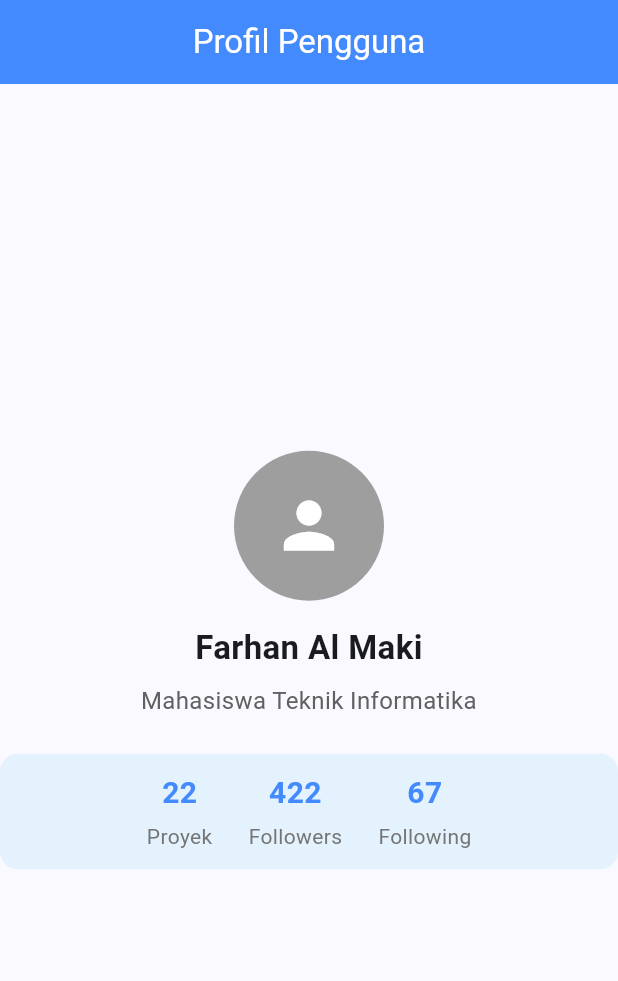
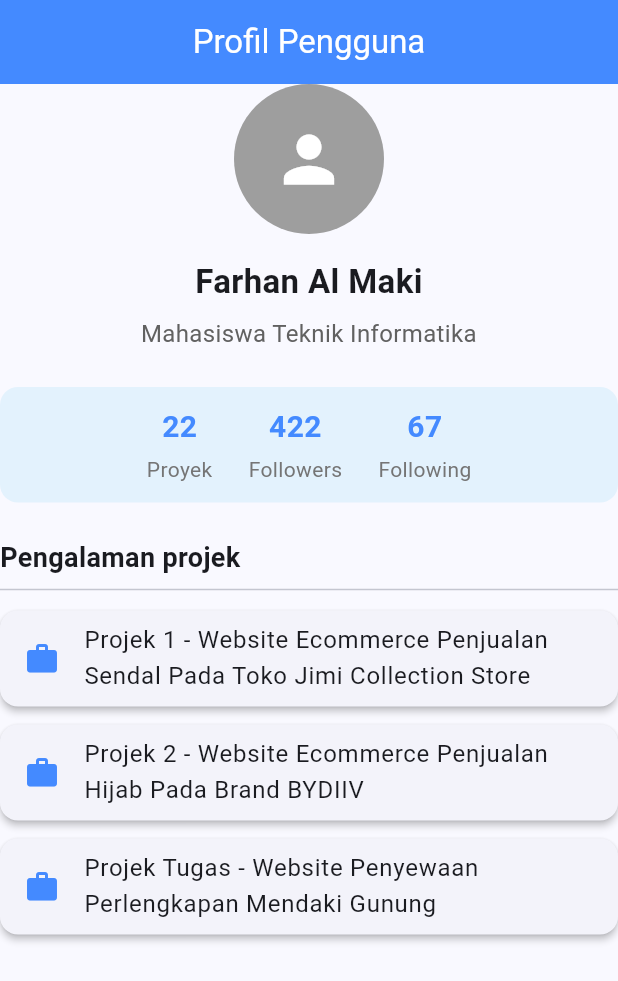
Before and after one commit to Farhan-Almaki/tugasflutter_p5_aplikasiprofil, a Flutter app: the screen it shows after launch, on a phone screen of 412 x 824 dp. Shown: the top 981 px of the screen. Run offline on Flutter 3.47's test engine with Material 3 defaults, Android fonts, the phone set to English and light mode, and no system bars.

Commit message:
feat: tambah list pengalaman projek/kerja pakai listview builder dan expanded

```diff
--- a/lib/profile_page.dart
+++ b/lib/profile_page.dart
@@ -5,6 +5,13 @@
 
   final String userName = 'Farhan Al Maki';
   final String role = 'Mahasiswa Teknik Informatika';
+
+  // daftar pengalaman kerja/ kalau saya pengelaman projek
+  final List<String> experiences = const [
+    'Projek 1 - Website Ecommerce Penjualan Sendal Pada Toko Jimi Collection Store',
+    'Projek 2 - Website Ecommerce Penjualan Hijab Pada Brand BYDIIV',
+    'Projek Tugas - Website Penyewaan Perlengkapan Mendaki Gunung ',
+  ];
 
   @override
   Widget build(BuildContext context) {
@@ -24,6 +31,34 @@
             ProfileInfo(userName: userName, role: role),
             const SizedBox(height: 24),
             const ProfileStats(),
+            const SizedBox(height: 24),
+
+            // Judul Bagian Pengalaman Kerja/projek
+            const Align(
+              alignment: Alignment.centerLeft,
+              child: Text(
+                'Pengalaman projek',
+                style: TextStyle(fontSize: 18, fontWeight: FontWeight.bold),
+              ),
+            ),
+            const Divider(),
+
+            // Menambahkan ListView.builder yang dibungkus Expanded
+            Expanded(
+              child: ListView.builder(
+                itemCount: experiences.length,
+                itemBuilder: (context, index) {
+                  return Card(
+                    elevation: 2,
+                    margin: const EdgeInsets.symmetric(vertical: 6),
+                    child: ListTile(
+                      leading: const Icon(Icons.work, color: Colors.blueAccent),
+                      title: Text(experiences[index]),
+                    ),
+                  );
+                },
+              ),
+            ),
           ],
         ),
       ),
```
